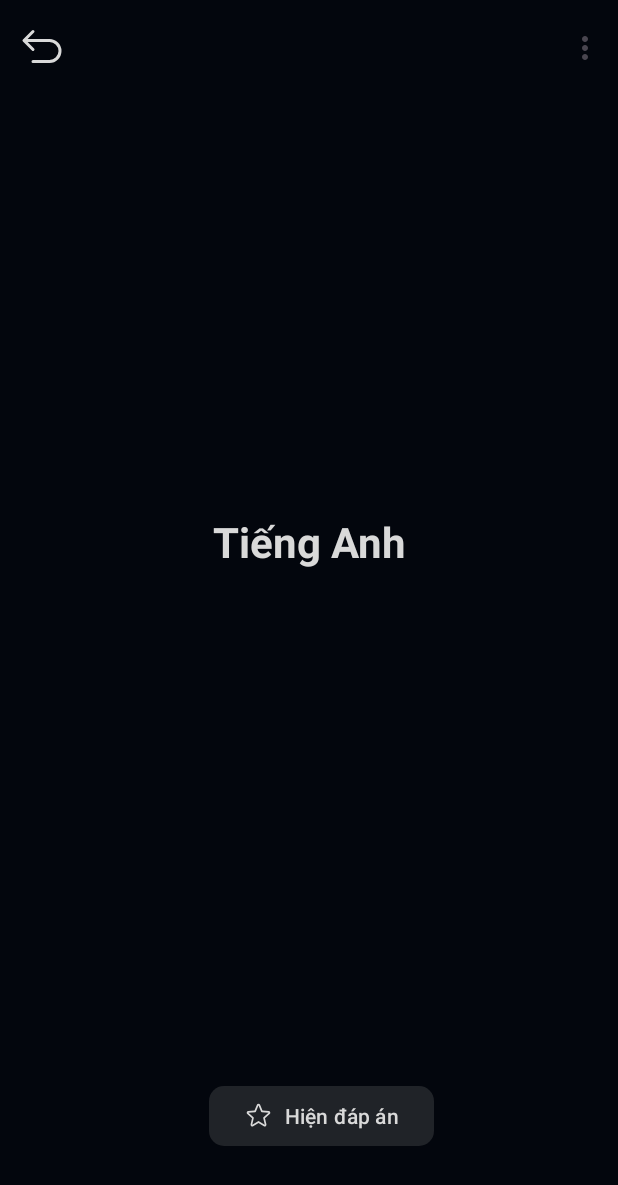
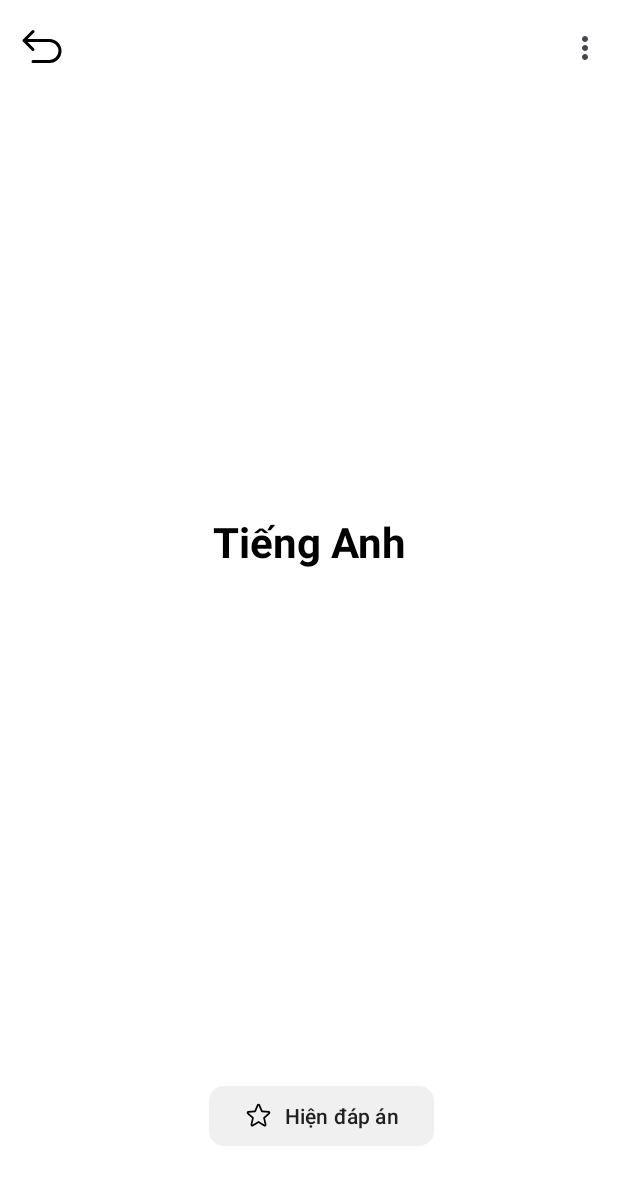
Before and after one commit to El-Vinlos/Langlo, an Android app: the CardStudyActivity screen opened directly, with no data from a screen before it, on a phone screen of 412 x 824 dp. Shown: the top 1185 px of the screen. Run offline under Robolectric (Android 15) with nearby library versions, the phone set to English and light mode, and no system bars; 1 statement that could not run was skipped.

Commit message:
add dark themes and light themes color scheme

```diff
--- a/app/src/main/res/drawable/btn_action_bg.xml
+++ b/app/src/main/res/drawable/btn_action_bg.xml
@@ -3,7 +3,8 @@
 
     <corners android:radius="10dp" />
 
-    <solid android:color="@color/white" />
+    <solid android:color="?attr/colorSurface" />
+
     <padding
         android:left="12dp"
         android:top="6dp"
--- a/app/src/main/res/values/Themes.xml
+++ b/app/src/main/res/values/Themes.xml
@@ -2,10 +2,14 @@
 
     <!-- App Theme -->
     <style name="LangloDefaultTheme" parent="Theme.Material3.DayNight.NoActionBar">
-        <item name="colorPrimary">#03060D</item>
-        <item name="colorOnPrimary">#D9D9D9</item>
-        <item name="colorSecondary">#202328</item>
-        <item name="colorOnSecondary">#D9D9D9</item>
+        <item name="colorPrimary">@color/colorPrimary</item>
+        <item name="colorOnPrimary">@color/colorOnPrimary</item>
+        <item name="colorSecondary">@color/colorSecondary</item>
+        <item name="colorOnSecondary">@color/colorOnSecondary</item>
+        <item name="android:colorBackground">@color/colorBackground</item>
+        <item name="colorOnBackground">@color/colorOnBackground</item>
+        <item name="colorSurface">@color/colorSurface</item>
+        <item name="colorOnSurface">@color/colorOnSurface</item>
     </style>
 
     <!-- Custom MaterialAlertDialog -->
@@ -27,8 +31,9 @@
         <item name="android:textColor">?attr/colorOnSecondary</item>
     </style>
 
+    <!-- Positive Button -->
     <style name="CustomDialogButtonPositive" parent="Widget.Material3.Button.TextButton.Dialog">
-        <item name="android:textColor">#D9D9D9</item>
+        <item name="android:textColor">?attr/colorPrimary</item>
         <item name="android:textAllCaps">false</item>
     </style>
 
--- a/app/src/main/res/values/colors.xml
+++ b/app/src/main/res/values/colors.xml
@@ -1,5 +1,10 @@
-<?xml version="1.0" encoding="utf-8"?>
 <resources>
-    <color name="black">#FF000000</color>
-    <color name="white">#FFFFFFFF</color>
+    <color name="colorPrimary">#FFFFFF</color>
+    <color name="colorOnPrimary">#000000</color>
+    <color name="colorSecondary">#F0F0F0</color>
+    <color name="colorOnSecondary">#202020</color>
+    <color name="colorBackground">#FFFFFF</color>
+    <color name="colorOnBackground">#000000</color>
+    <color name="colorSurface">#FFFFFF</color>
+    <color name="colorOnSurface">#000000</color>
 </resources>
```
